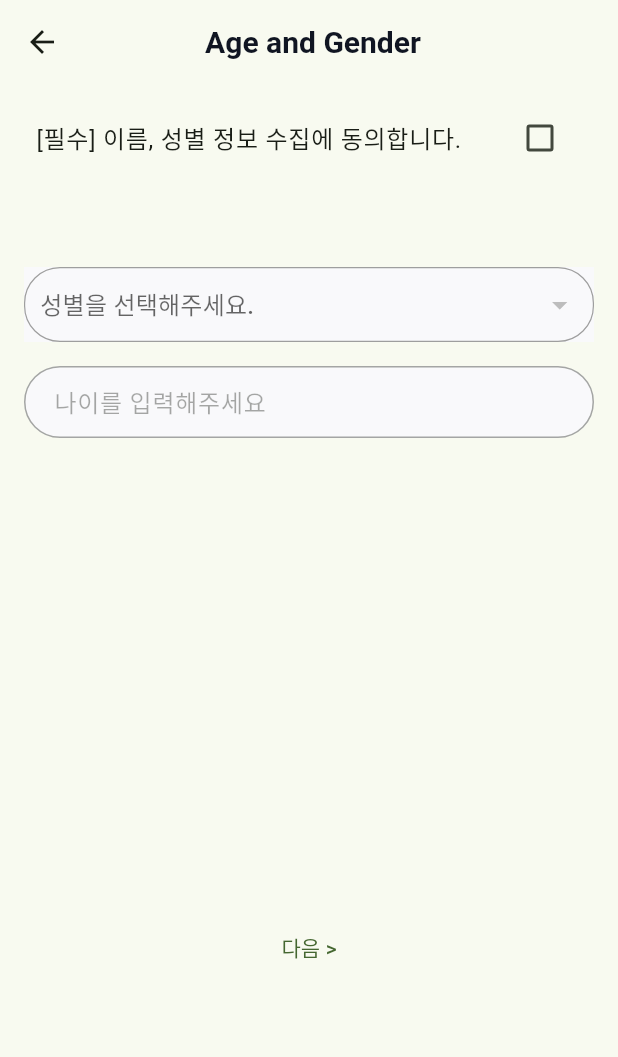
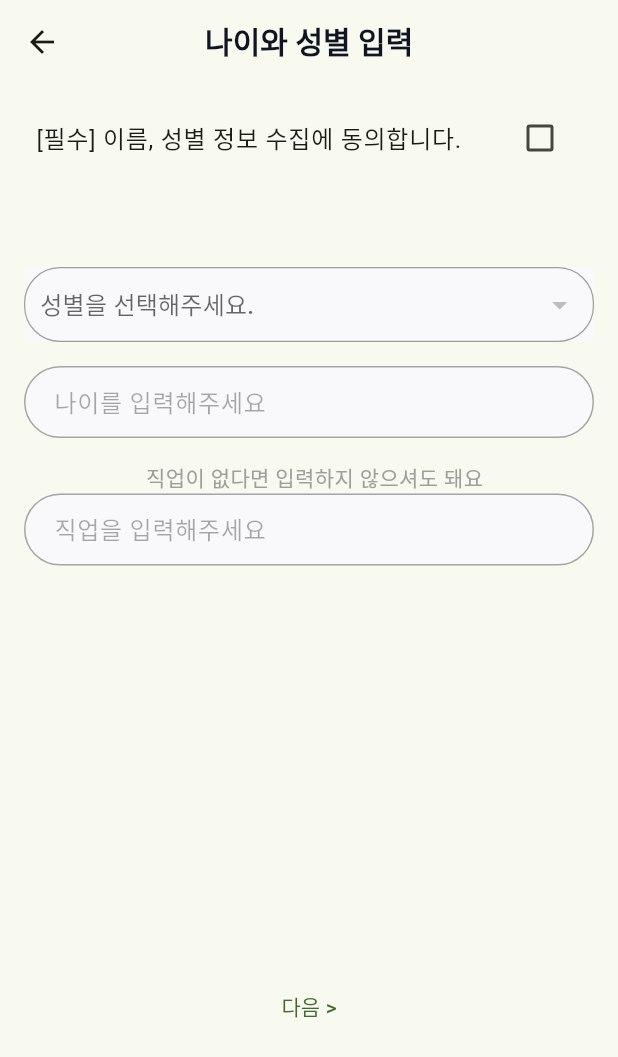
Before and after one commit to Personal-Health-Companion/Frontend, a Flutter app: the AgeGender screen opened directly, on a phone screen of 412 x 824 dp. Shown: the top 1057 px of the screen. Run offline on Flutter 3.47's test engine with Material 3 defaults, Android fonts, the phone set to English and light mode, and no system bars; our stand-ins replace table_calendar.

Commit message:
MyPage 수정 및 세부 정보 입력 페이지에 직업 입력 추가

```diff
--- a/lib/ChatPage.dart
+++ b/lib/ChatPage.dart
@@ -4,7 +4,7 @@ import 'package:flutter/material.dart';
 import 'providers/User.dart';
 import 'package:provider/provider.dart';
 import 'providers/Chat.dart';
-import 'detailPages/AgeGender.dart';
+import 'detailPages/AgeGenderJob.dart';
 import 'apis/chatAPI.dart';
 
 class Chat extends StatefulWidget {
--- a/lib/JoinPage.dart
+++ b/lib/JoinPage.dart
@@ -27,7 +27,7 @@ class _JoinState extends State<Join> {
     return Scaffold(
       appBar: AppBar(
         title: const Text(
-          '                       Join',
+          '                    회원가입',
           textAlign: TextAlign.center,
           style: TextStyle(
             color: Color(0xFF101522),
@@ -88,6 +88,7 @@ class _JoinPanelState extends State<JoinPanel> {
           ),
           TextField(
             controller: PWController,
+            obscureText: true,
             decoration: InputDecoration(
                 filled: true,
                 fillColor: Color(0xFFF9F9FB),
--- a/lib/apis/hospitalAPI.dart
+++ b/lib/apis/hospitalAPI.dart
@@ -11,8 +11,8 @@ class hospitalAPI {
     final url = Uri.parse('$baseUrl/hospital/address/$userID');
     final response = await http.get(url);
 
-    print('Response status: ${response.statusCode}'); // 응답 상태 코드 로그 출력
-    print('Response body: ${response.body}'); // 응답 본문 로그 출력
+    // print('Response status: ${response.statusCode}'); // 응답 상태 코드 로그 출력
+    // print('Response body: ${response.body}'); // 응답 본문 로그 출력
 
     if (response.statusCode != 200) {
       print(response.statusCode);
--- a/lib/apis/userAPI.dart
+++ b/lib/apis/userAPI.dart
@@ -47,8 +47,8 @@ class userAPI {
         },
         body: jsonEncode(body));
 
-    print('Response status: ${response.statusCode}'); // 응답 상태 코드 로그 출력
-    print('Response body: ${response.body}'); // 응답 본문 로그 출력
+    print('LOGIN Response status: ${response.statusCode}'); // 응답 상태 코드 로그 출력
+    print('LOGIN Response body: ${response.body}'); // 응답 본문 로그 출력
 
     if (response.statusCode == 200) {
       return jsonDecode(response.body);
--- a/lib/apis/userDetailAPI.dart
+++ b/lib/apis/userDetailAPI.dart
@@ -14,6 +14,7 @@ class userDetailAPI {
       'id': details.id,
       'age': details.age,
       'gender': details.gender,
+      'job': details.job,
       'disease1': details.disease1,
       'disease2': details.disease2,
       'disease3': details.disease3,
--- a/lib/detailPages/AgeGender.dart
+++ b/lib/detailPages/AgeGenderJob.dart
@@ -16,7 +16,7 @@ class _AgeGenderState extends State<AgeGender> {
     return Scaffold(
       appBar: AppBar(
         title: const Text(
-          '             Age and Gender',
+          '             나이와 성별 입력',
           style: TextStyle(
             color: Color(0xFF101522),
             fontSize: 20,
@@ -43,6 +43,7 @@ class _AgeGenderPanelState extends State<AgeGenderPanel> {
   bool _agreedToTOS = false;
   String? _selectedGender;
   final _ageController = TextEditingController();
+  final _jobController = TextEditingController();
 
   @override
   Widget build(BuildContext context) {
@@ -119,13 +120,33 @@ class _AgeGenderPanelState extends State<AgeGenderPanel> {
             enabled: _agreedToTOS,
           ),
         ),
+        Text("  직업이 없다면 입력하지 않으셔도 돼요", style: TextStyle(color: Colors.grey),),
+        Padding(
+          padding: const EdgeInsets.only(right: 16.0, left: 16.0),
+          child: TextField(
+            controller: _jobController,
+            decoration: InputDecoration(
+                filled: true,
+                fillColor: Color(0xFFF9F9FB),
+                contentPadding: EdgeInsets.symmetric(horizontal: 16),
+                border: OutlineInputBorder(
+                  borderSide: BorderSide(width: 1, color: Color(0xFFE5E7EB)),
+                  borderRadius: BorderRadius.circular(24),
+                ),
+                labelText: "직업을 입력해주세요"
+            ),
+            enabled: _agreedToTOS,
+          ),
+        ),
         SizedBox(
-          height: 300,
+          height: 270,
         ),
         TextButton(onPressed: () {
-          detail.setAgeGender(_ageController.text, _selectedGender!);
+          _jobController.text ??= '';
+          detail.setAgeGenderJob(_ageController.text, _selectedGender!, _jobController.text);
           print(detail.age);
           print(detail.gender);
+          print(detail.job);
           Navigator.push(
               context,
               MaterialPageRoute(
--- a/lib/detailPages/Hobby.dart
+++ b/lib/detailPages/Hobby.dart
@@ -12,7 +12,7 @@ class Hobby extends StatelessWidget {
     return Scaffold(
       appBar: AppBar(
         title: const Text(
-          '                     Hobby',
+          '                        취미',
           style: TextStyle(
             color: Color(0xFF101522),
             fontSize: 20,
@@ -128,7 +128,7 @@ class HobbyPanel extends StatelessWidget {
           _hobby2Controller.text ??= '';
           detail.setHobby(_hobby1Controller.text, _hobby2Controller.text, _hobby3Controller.text);
 
-          Details savaDetails = Details(age: detail.age, gender: detail.gender, disease1: detail.disease1, disease2: detail.disease2, disease3: detail.disease3, surgery: detail.surgery, hobby1: detail.hobby1, hobby2: detail.hobby2, hobby3: detail.hobby3, medicine: detail.medicine);
+          Details savaDetails = Details(age: detail.age, gender: detail.gender, disease1: detail.disease1, disease2: detail.disease2, disease3: detail.disease3, surgery: detail.surgery, hobby1: detail.hobby1, hobby2: detail.hobby2, hobby3: detail.hobby3, medicine: detail.medicine, job: detail.job);
           bool isSaved = await userDetailAPI.save(user, savaDetails);
 
           if(isSaved) {
--- a/lib/detailPages/SurgeryMedicine.dart
+++ b/lib/detailPages/SurgeryMedicine.dart
@@ -18,7 +18,7 @@ class _SurgeryMedicineState extends State<SurgeryMedicine> {
     return Scaffold(
       appBar: AppBar(
         title: const Text(
-          '          Surgery or Medicine',
+          '         수술 이력, 복용중인 약',
           style: TextStyle(
             color: Color(0xFF101522),
             fontSize: 20,
--- a/lib/main.dart
+++ b/lib/main.dart
@@ -20,7 +20,7 @@ void main() {
           create: (context) => Chat(),
         ),
         ChangeNotifierProvider(
-          create: (context) => Details(age: '', gender: '', disease1: '', disease2: '', disease3: '', surgery: '', hobby1: '', hobby2: '', hobby3: '', medicine: ''),
+          create: (context) => Details(age: '', gender: '', disease1: '', disease2: '', disease3: '', surgery: '', hobby1: '', hobby2: '', hobby3: '', medicine: '', job: ''),
         ),
       ],
       child: MyApp(),
--- a/lib/providers/User.dart
+++ b/lib/providers/User.dart
@@ -32,7 +32,7 @@ class User with ChangeNotifier {
     notifyListeners();
   }
 
-  void setDetailsId(Details? newDetails) {
+  void setDetails(Details? newDetails) {
     details = newDetails;
     notifyListeners();
   }
--- a/pubspec.yaml
+++ b/pubspec.yaml
@@ -75,6 +75,10 @@ flutter:
     - assets/images/4.png
     - assets/images/5.png
     - assets/images/6.png
+    - assets/images/house.png
+    - assets/images/calendars.png
+    - assets/images/people.png
+    - assets/images/robotic.png
     - assets/
   #   - images/a_dot_ham.jpeg
 
```
Also changed, not shown: lib/LoginPage.dart (+15 -6 lines), lib/MainPage.dart (+8 -8 lines), lib/MyPage.dart (+80 -60 lines), lib/detailPages/Disease.dart (+11 -6 lines), lib/providers/UserDetail.dart (+22 -2 lines).
